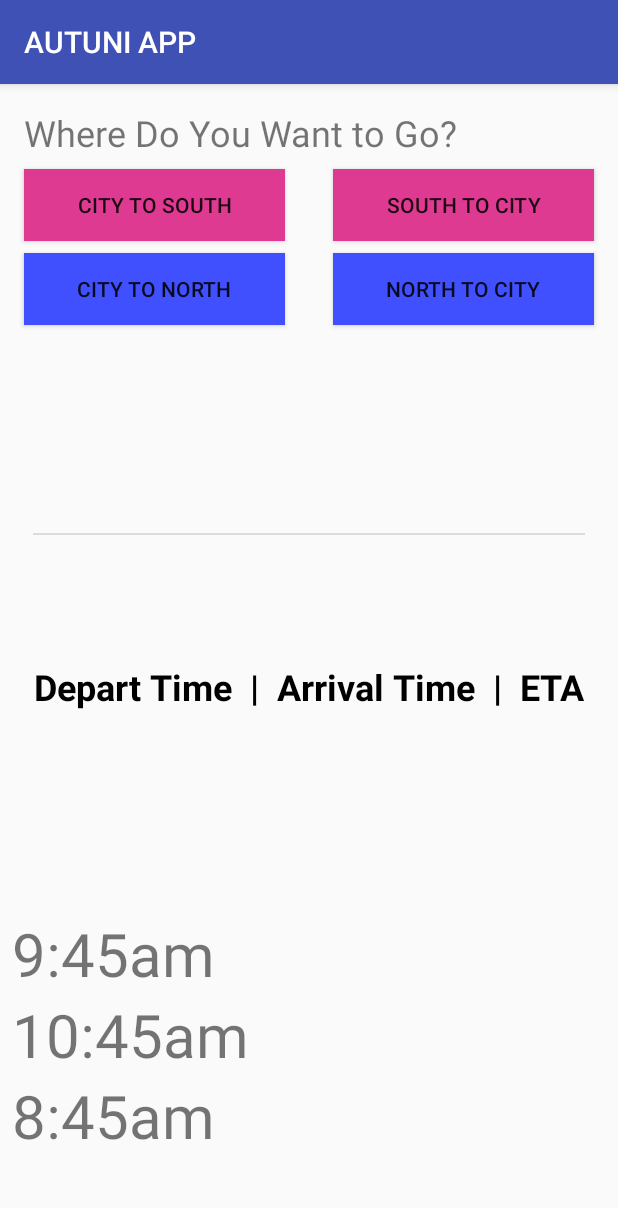
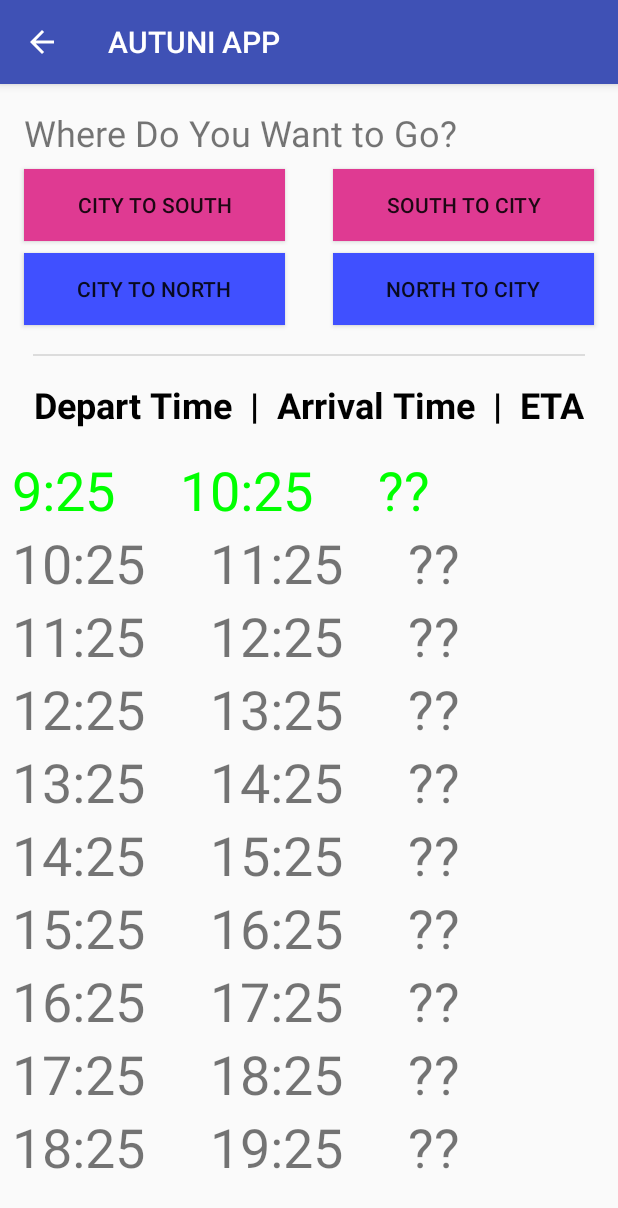
Before and after one commit to PhilipAUT/sdp2018, an Android app: the AUTBus screen opened directly, with no data from a screen before it, after a tap on "SOUTH TO CITY", on a phone screen of 412 x 824 dp. Shown: the top 1208 px of the screen. Run offline under Robolectric (Android 15) with nearby library versions, the phone set to English and light mode, and no system bars.

Commit message:
Extra Changes to the app

```diff
--- a/app/src/main/AndroidManifest.xml
+++ b/app/src/main/AndroidManifest.xml
@@ -48,7 +48,10 @@
                 android:value="com.aut.sdp2018.autuniapp.MainMenu" />
         </activity>
         <activity android:name=".Events" />
-        <activity android:name=".AUTBus"></activity>
+        <activity
+            android:name=".AUTBus"
+            android:parentActivityName=".MainMenu">
+        </activity>
     </application>
 
 </manifest>
--- a/app/src/main/java/com/aut/sdp2018/autuniapp/AUTBus.java
+++ b/app/src/main/java/com/aut/sdp2018/autuniapp/AUTBus.java
@@ -9,6 +9,7 @@ import android.view.ViewGroup;
 import android.widget.LinearLayout;
 import android.widget.TextView;
 
+import java.sql.Time;
 import java.util.ArrayList;
 import java.util.Calendar;
 import java.util.Date;
@@ -44,20 +45,16 @@ public class AUTBus extends AppCompatActivity {
 
     public void citySouth(View view)
     {
-        TextView textView = findViewById(R.id.time1);
-        textView.setText("9:00");
-        textView = findViewById(R.id.time2);
-        textView.setText("10:00");
-        textView = findViewById(R.id.time3);
-        textView.setText("11:00");
-        textView = findViewById(R.id.time4);
-        textView.setText("12:00");
-        for(int i = 0; i < textViewarray.size(); i++)
-        {
-            ((LinearLayout) linearLayout).removeView(textViewarray.get(i));
-            System.out.println("removing");
-        }
-        removed = true;
+//        TextView textView = findViewById(R.id.time1);
+//        textView.setText("9:00");
+//        textView = findViewById(R.id.time2);
+//        textView.setText("10:00");
+//        textView = findViewById(R.id.time3);
+//        textView.setText("11:00");
+//        textView = findViewById(R.id.time4);
+//        textView.setText("12:00");
+
+        clearList();
         added = false;
 //        for(int i = 0; i < textViewarray.size(); i++)
 //        {
@@ -75,20 +72,21 @@ public class AUTBus extends AppCompatActivity {
 //        textView.setText("test");
 
 
-        BusTime b1 = new BusTime(10,00,23,00);
+        //BusTime b1 = new BusTime(10,00,23,00);
+        TimeTableManager t1 = new TimeTableManager();
 
-
+        clearList();
         if(textViewarray.size()==0)
         {
-            for(int i = 0; i < 10; i++)
+            for(int i = 0; i < t1.testSize(1); i++)
             {
                 TextView test1 = new TextView(this);
-                test1.setText(b1.toString()+i);
+                test1.setText(t1.testTimes(i,1));
                 test1.setId(View.generateViewId());
                 test1.setTextSize(36);
                 if(i==0)
                 {
-                    test1.setTextColor(Color.RED);
+                    test1.setTextColor(Color.GREEN);
                 }
                 test1.setLayoutParams(new ViewGroup.LayoutParams(ViewGroup.LayoutParams.MATCH_PARENT, ViewGroup.LayoutParams.WRAP_CONTENT));
                 textViewarray.add(test1);
@@ -121,5 +119,15 @@ public class AUTBus extends AppCompatActivity {
 //        textView.setText("16:00");
     }
 
+    public void clearList()
+    {
+        for(int i = 0; i < textViewarray.size(); i++)
+        {
+            ((LinearLayout) linearLayout).removeView(textViewarray.get(i));
+            System.out.println("removing");
+        }
+        removed = true;
+    }
+
 
 }
--- a/app/src/main/java/com/aut/sdp2018/autuniapp/BusTime.java
+++ b/app/src/main/java/com/aut/sdp2018/autuniapp/BusTime.java
@@ -28,7 +28,7 @@ public class BusTime
         this.arriveHrs = arriveHrs;
         this.arriveMins = arriveMins;
         due = false;
-        timeRemaining = "Error";
+        timeRemaining = "??";
     }
 
     @Override
--- a/app/src/main/java/com/aut/sdp2018/autuniapp/MainMenu.java
+++ b/app/src/main/java/com/aut/sdp2018/autuniapp/MainMenu.java
@@ -68,6 +68,10 @@ public class MainMenu extends AppCompatActivity
         {
             startActivity(launchIntent);
         }
+        else
+        {
+            Toast.makeText(getApplicationContext(),"Looks like you don't have the game installed\nThat's a shame :(",Toast.LENGTH_LONG).show();
+        }
     }
 
 
--- /dev/null
+++ b/app/src/main/java/com/aut/sdp2018/autuniapp/TimeTableManager.java
@@ -0,0 +1,65 @@
+package com.aut.sdp2018.autuniapp;
+
+import java.util.ArrayList;
+
+public class TimeTableManager
+{
+    private ArrayList<BusTime> testBusTimes;
+    private ArrayList<BusTime> testBusTimes2;
+
+    public TimeTableManager()
+    {
+        testBusTimes = new ArrayList<>();
+        testBusTimes.add(new BusTime(9,25,10,25));
+        testBusTimes.add(new BusTime(10,25,11,25));
+        testBusTimes.add(new BusTime(11,25,12,25));
+        testBusTimes.add(new BusTime(12,25,13,25));
+        testBusTimes.add(new BusTime(13,25,14,25));
+        testBusTimes.add(new BusTime(14,25,15,25));
+        testBusTimes.add(new BusTime(15,25,16,25));
+        testBusTimes.add(new BusTime(16,25,17,25));
+        testBusTimes.add(new BusTime(17,25,18,25));
+        testBusTimes.add(new BusTime(18,25,19,25));
+
+        testBusTimes2 = new ArrayList<>();
+        testBusTimes2.add(new BusTime(6,10,9,25));
+        testBusTimes2.add(new BusTime(14,25,15,15));
+        testBusTimes2.add(new BusTime(18,55,19,25));
+        testBusTimes2.add(new BusTime(22,25,23,45));
+
+    }
+
+    public String testTimes(int index, int timetable)
+    {
+        if(timetable == 1)
+        {
+            return testBusTimes.get(index).toString();
+        }
+        if(timetable == 2)
+        {
+            return testBusTimes2.get(index).toString();
+        }
+        else
+        {
+            return "not a timetable";
+        }
+
+    }
+
+    public int testSize(int timetable)
+    {
+        if(timetable == 1)
+        {
+            return testBusTimes.size();
+        }
+        if(timetable == 2)
+        {
+            return testBusTimes2.size();
+        }
+        else
+        {
+            return 0;
+        }
+
+    }
+}
--- a/app/src/main/res/layout/activity_autbus.xml
+++ b/app/src/main/res/layout/activity_autbus.xml
@@ -9,14 +9,14 @@
     <ScrollView
         android:id="@+id/scrollView2"
         android:layout_width="0dp"
-        android:layout_height="212dp"
+        android:layout_height="0dp"
         android:layout_marginBottom="8dp"
         android:layout_marginEnd="8dp"
         android:layout_marginStart="8dp"
-        android:layout_marginTop="16dp"
+        android:layout_marginTop="8dp"
         app:layout_constraintBottom_toBottomOf="parent"
         app:layout_constraintEnd_toEndOf="parent"
-        app:layout_constraintHorizontal_bias="1.0"
+        app:layout_constraintHorizontal_bias="0.0"
         app:layout_constraintStart_toStartOf="parent"
         app:layout_constraintTop_toBottomOf="@+id/textView17">
 
@@ -26,39 +26,6 @@
             android:layout_height="wrap_content"
             android:orientation="vertical">
 
-            <TextView
-                android:id="@+id/time1"
-                android:layout_width="match_parent"
-                android:layout_height="54dp"
-                android:textSize="40sp" />
-
-            <TextView
-                android:id="@+id/time2"
-                android:layout_width="match_parent"
-                android:layout_height="54dp"
-                android:text="9:45am "
-                android:textSize="40sp" />
-
-            <TextView
-                android:id="@+id/time3"
-                android:layout_width="match_parent"
-                android:layout_height="54dp"
-                android:text="10:45am "
-                android:textSize="40sp" />
-
-            <TextView
-                android:id="@+id/time4"
-                android:layout_width="match_parent"
-                android:layout_height="54dp"
-                android:text="8:45am "
-                android:textSize="40sp" />
-
-            <TextView
-                android:id="@+id/time5"
-                android:layout_width="match_parent"
-                android:layout_height="54dp"
-                android:text="8:45am "
-                android:textSize="40sp" />
         </LinearLayout>
     </ScrollView>
 
@@ -133,10 +100,10 @@
         android:id="@+id/divider2"
         android:layout_width="368dp"
         android:layout_height="1dp"
-        android:layout_marginBottom="27dp"
+        android:layout_marginBottom="8dp"
         android:layout_marginEnd="8dp"
         android:layout_marginStart="8dp"
-        android:layout_marginTop="250dp"
+        android:layout_marginTop="180dp"
         android:background="?android:attr/listDivider"
         app:layout_constraintBottom_toTopOf="@+id/textView17"
         app:layout_constraintEnd_toEndOf="parent"
@@ -147,7 +114,7 @@
         android:id="@+id/textView17"
         android:layout_width="wrap_content"
         android:layout_height="wrap_content"
-        android:layout_marginBottom="16dp"
+        android:layout_marginBottom="8dp"
         android:layout_marginEnd="16dp"
         android:layout_marginStart="16dp"
         android:layout_marginTop="8dp"
```
Also changed, not shown: app/src/main/res/layout/activity_main_menu.xml (+8 -8 lines).
